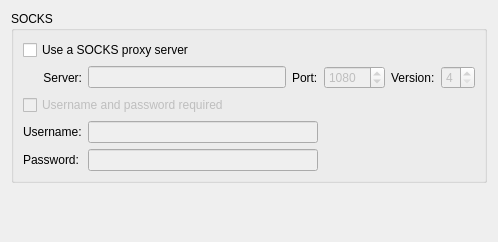
Qt form libaki/dialogs/proxypage.ui (KDE/aki) before a commit.
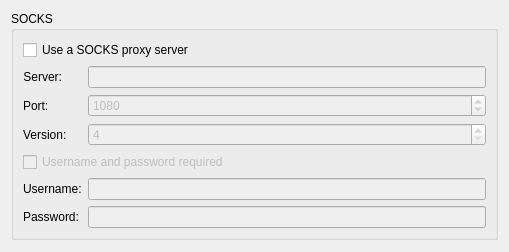
The same form after that commit. Custom widgets are drawn as their Qt base class.

Commit message: Do a hack around the bad implementation of signals in KConfigXT by doing it manually. Change ProxyPage to using QFormLayout

Patch:
```diff
--- a/libaki/dialogs/proxypage.ui
+++ b/libaki/dialogs/proxypage.ui
@@ -6,8 +6,8 @@
    <rect>
     <x>0</x>
     <y>0</y>
-    <width>498</width>
-    <height>242</height>
+    <width>495</width>
+    <height>252</height>
    </rect>
   </property>
   <property name="windowTitle">
@@ -23,17 +23,7 @@
        </property>
        <layout class="QGridLayout" name="gridLayout_3">
         <item row="0" column="1">
-         <layout class="QGridLayout" name="gridLayout_4">
-          <item row="0" column="0" colspan="6">
-           <widget class="QCheckBox" name="kcfg_useSocksProxyServer">
-            <property name="text">
-             <string>Use a SOCKS proxy server</string>
-            </property>
-            <property name="checked">
-             <bool>false</bool>
-            </property>
-           </widget>
-          </item>
+         <layout class="QFormLayout" name="formLayout">
           <item row="1" column="0">
            <widget class="QLabel" name="label">
             <property name="text">
@@ -54,7 +44,7 @@
             </property>
            </widget>
           </item>
-          <item row="1" column="2">
+          <item row="2" column="0">
            <widget class="QLabel" name="label_2">
             <property name="text">
              <string>Port:</string>
@@ -64,7 +54,7 @@
             </property>
            </widget>
           </item>
-          <item row="1" column="3">
+          <item row="2" column="1">
            <widget class="KIntSpinBox" name="kcfg_proxyPort">
             <property name="enabled">
              <bool>false</bool>
@@ -80,7 +70,7 @@
             </property>
            </widget>
           </item>
-          <item row="1" column="4">
+          <item row="3" column="0">
            <widget class="QLabel" name="label_3">
             <property name="text">
              <string>Version:</string>
@@ -90,7 +80,7 @@
             </property>
            </widget>
           </item>
-          <item row="1" column="5">
+          <item row="3" column="1">
            <widget class="KIntSpinBox" name="kcfg_proxyVersion">
             <property name="enabled">
              <bool>false</bool>
@@ -103,7 +93,7 @@
             </property>
            </widget>
           </item>
-          <item row="2" column="0" colspan="6">
+          <item row="4" column="0" colspan="2">
            <widget class="QCheckBox" name="kcfg_useProxyAuthenticationInfo">
             <property name="enabled">
              <bool>false</bool>
@@ -113,7 +103,7 @@
             </property>
            </widget>
           </item>
-          <item row="3" column="0">
+          <item row="5" column="0">
            <widget class="QLabel" name="label_4">
             <property name="text">
              <string>Username:</string>
@@ -123,14 +113,14 @@
             </property>
            </widget>
           </item>
-          <item row="3" column="1" colspan="2">
+          <item row="5" column="1">
            <widget class="KLineEdit" name="kcfg_proxyUsername">
             <property name="enabled">
              <bool>false</bool>
             </property>
            </widget>
           </item>
-          <item row="4" column="0">
+          <item row="6" column="0">
            <widget class="QLabel" name="label_5">
             <property name="text">
              <string>Password:</string>
@@ -140,7 +130,7 @@
             </property>
            </widget>
           </item>
-          <item row="4" column="1" colspan="2">
+          <item row="6" column="1">
            <widget class="KLineEdit" name="kcfg_proxyPassword">
             <property name="enabled">
              <bool>false</bool>
@@ -150,6 +140,16 @@
             </property>
            </widget>
           </item>
+          <item row="0" column="0" colspan="2">
+           <widget class="QCheckBox" name="kcfg_useSocksProxyServer">
+            <property name="text">
+             <string>Use a SOCKS proxy server</string>
+            </property>
+            <property name="checked">
+             <bool>false</bool>
+            </property>
+           </widget>
+          </item>
          </layout>
         </item>
        </layout>
@@ -164,8 +164,8 @@
      </property>
      <property name="sizeHint" stdset="0">
       <size>
-       <width>20</width>
-       <height>40</height>
+       <width>487</width>
+       <height>225</height>
       </size>
      </property>
     </spacer>
```
Left out of the diff: 51 changed lines with no effect on the pictures. The commit also changes 8 other files.
